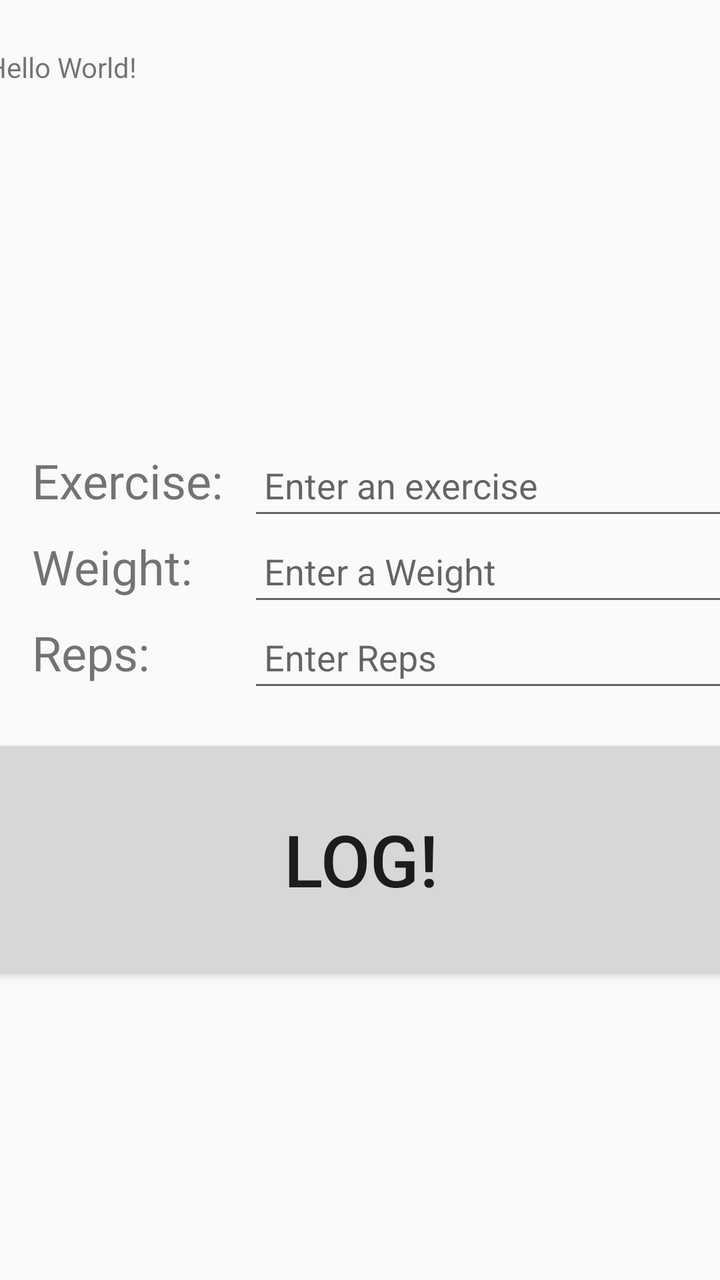
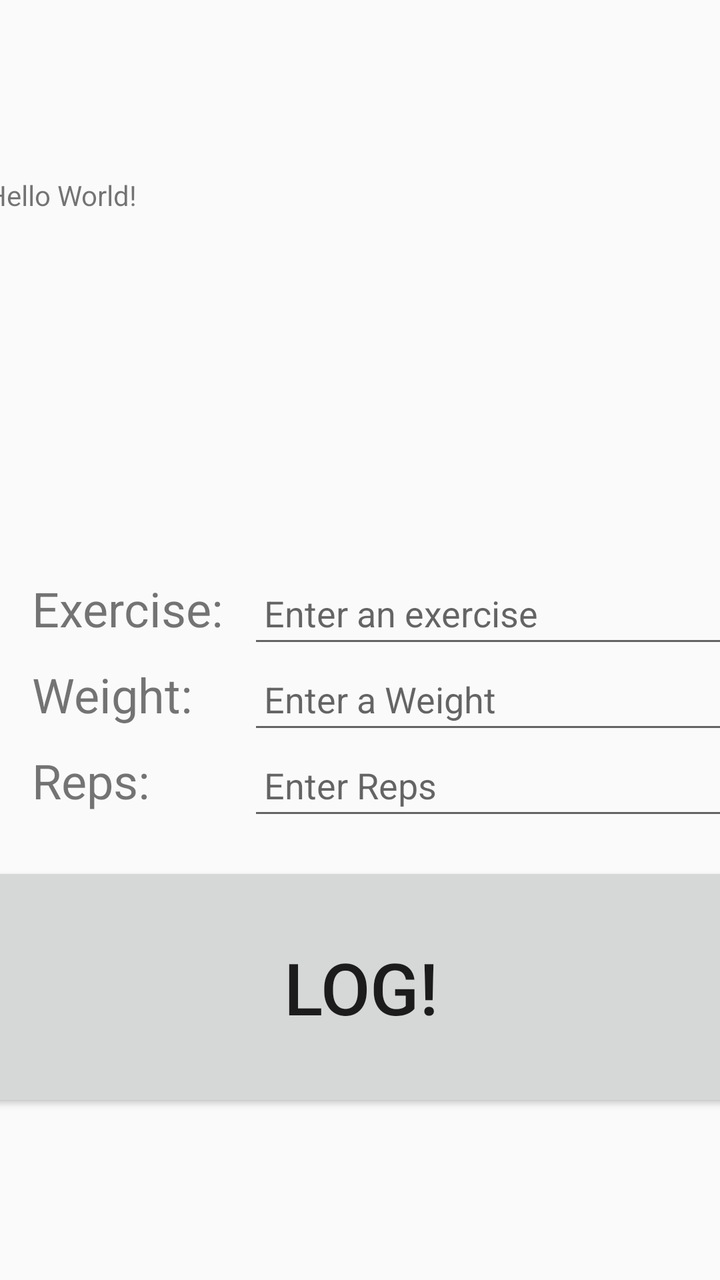

Compare the two renders of this Android layout. The source of the first and the diff that turns it into the second are given below.
<!-- AndroidManifest.xml: application theme Theme.AppCompat.DayNight.DarkActionBar -->
<!-- res/layout/activity_main.xml -->
<?xml version="1.0" encoding="utf-8"?>
<androidx.constraintlayout.widget.ConstraintLayout xmlns:android="http://schemas.android.com/apk/res/android"
    xmlns:app="http://schemas.android.com/apk/res-auto"
    xmlns:tools="http://schemas.android.com/tools"
    android:id="@+id/main"
    android:layout_width="match_parent"
    android:layout_height="match_parent"
    tools:context=".MainActivity">

    <TextView
        android:id="@+id/logDisplayTextView"
        android:layout_width="390dp"
        android:layout_height="200dp"
        android:layout_marginTop="16dip"
        android:padding="8dp"
        android:text="Hello World!"
        app:layout_constraintEnd_toEndOf="parent"
        app:layout_constraintStart_toStartOf="parent"
        app:layout_constraintTop_toTopOf="parent" />

    <TextView
        android:id="@+id/exerciseLabelTextView"
        android:layout_width="100dp"
        android:layout_height="35dp"
        android:layout_marginStart="16dp"
        android:layout_marginTop="8dp"
        android:text="@string/exercise"
        android:textSize="24sp"
        app:layout_constraintStart_toStartOf="parent"
        app:layout_constraintTop_toBottomOf="@+id/logDisplayTextView" />

    <EditText
        android:id="@+id/exerciseInputEditText"
        android:layout_width="275dp"
        android:layout_height="45dp"
        android:layout_marginStart="8dp"
        android:hint="@string/enter_an_exercise"
        android:inputType="textAutoComplete"
        android:padding="8dp"
        app:layout_constraintBaseline_toBaselineOf="@+id/exerciseLabelTextView"
        app:layout_constraintStart_toEndOf="@id/exerciseLabelTextView" />

    <TextView
        android:id="@+id/weightLabelTextView"
        android:layout_width="100dp"
        android:layout_height="35dp"
        android:layout_marginStart="16dp"
        android:layout_marginTop="8dp"
        android:text="@string/weight"
        android:textSize="24sp"
        app:layout_constraintStart_toStartOf="parent"
        app:layout_constraintTop_toBottomOf="@id/exerciseLabelTextView" />

    <EditText
        android:id="@+id/weightInputEditText"
        android:layout_width="275dp"
        android:layout_height="45dp"
        android:layout_marginStart="8dp"
        android:hint="@string/enter_a_weight"
        android:inputType="number|numberDecimal"
        android:padding="8dp"
        app:layout_constraintBaseline_toBaselineOf="@+id/weightLabelTextView"
        app:layout_constraintStart_toEndOf="@id/weightLabelTextView" />

    <TextView
        android:id="@+id/repLabelTextView"
        android:layout_width="100dp"
        android:layout_height="35dp"
        android:layout_marginStart="16dp"
        android:layout_marginTop="8dp"
        android:text="@string/reps"
        android:textSize="24sp"
        app:layout_constraintStart_toStartOf="parent"
        app:layout_constraintTop_toBottomOf="@id/weightLabelTextView" />

    <EditText
        android:id="@+id/repInputEditText"
        android:layout_width="275dp"
        android:layout_height="45dp"
        android:layout_marginStart="8dp"
        android:hint="@string/enter_reps"
        android:inputType="number"
        android:padding="8dp"
        app:layout_constraintBaseline_toBaselineOf="@+id/repLabelTextView"
        app:layout_constraintStart_toEndOf="@id/repLabelTextView" />

    <Button
        android:id="@+id/logButton"
        android:layout_width="390dp"
        android:layout_height="125dp"
        android:layout_marginTop="16dp"
        android:text="@string/log"
        android:textSize="36sp"
        app:layout_constraintEnd_toEndOf="parent"
        app:layout_constraintStart_toStartOf="parent"
        app:layout_constraintTop_toBottomOf="@id/repInputEditText" />

</androidx.constraintlayout.widget.ConstraintLayout>
<!-- resources referenced by this layout -->
<resources>
  <string name="enter_a_weight">Enter a Weight</string>
  <string name="enter_an_exercise">Enter an exercise</string>
  <string name="enter_reps">Enter Reps</string>
  <string name="exercise">Exercise: </string>
  <string name="log">Log!</string>
  <string name="reps">Reps: </string>
  <string name="weight">Weight: </string>
</resources>

<!-- the commit's change to res/layout/activity_main.xml (unified diff, before → after) -->
@@ -11,7 +11,7 @@
         android:id="@+id/logDisplayTextView"
         android:layout_width="390dp"
         android:layout_height="200dp"
-        android:layout_marginTop="16dip"
+        android:layout_marginTop="80dip"
         android:padding="8dp"
         android:text="Hello World!"
         app:layout_constraintEnd_toEndOf="parent"
